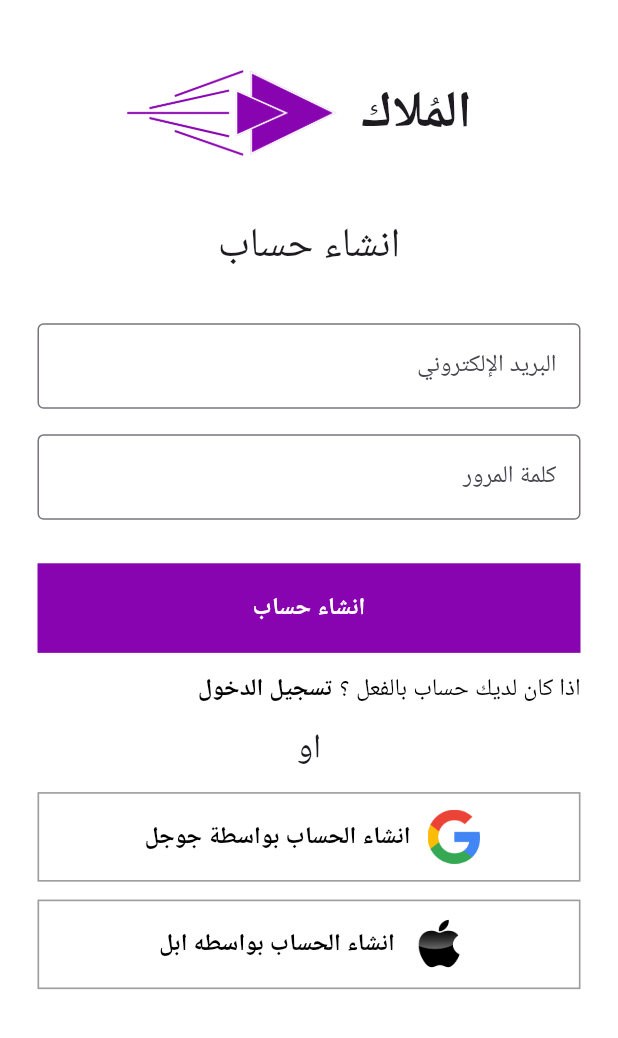
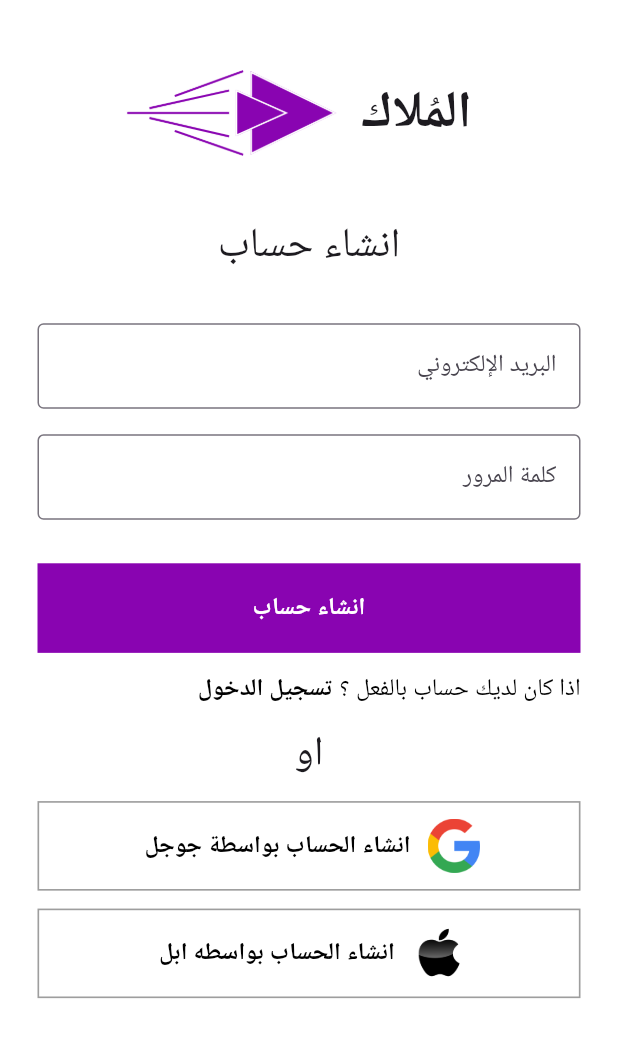
Before and after one commit to abdelhamedEzzat/elmolok_investment_project, a Flutter app: the SignUpScreen screen opened by its route, on a phone screen of 412 x 824 dp. Shown: the top 1038 px of the screen. Run offline on Flutter 3.47's test engine with Material 3 defaults, Android fonts, the light colour scheme and no system bars; our stand-ins replace device_preview, flutter_screenutil, lottie.

Commit message:
refactor size to or text

```diff
--- a/lib/features/registration_screen/sign_up_screen/widget/signup_body.dart
+++ b/lib/features/registration_screen/sign_up_screen/widget/signup_body.dart
@@ -73,7 +73,7 @@ class SignUpBody extends StatelessWidget {
         //
         Text(
           StringsManger.or,
-          style: TextStyle(fontSize: 20.sp),
+          style: TextStyle(fontSize: 24.sp),
         ),
         SizedBox(
           height: 10.h,
```
